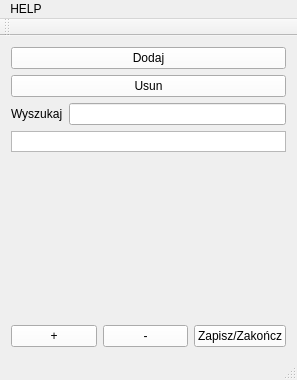
Before: the Qt Designer form mainwindow.ui in mszlachetka/spis, drawn with Qt 5.
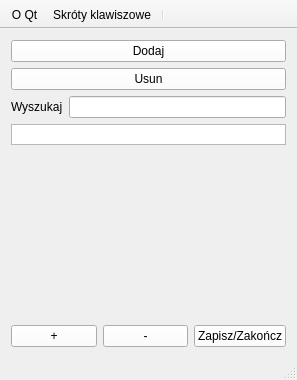
After: the same form once the commit is applied. Icons and pictures are not drawn.

Diff of the .ui file:
```diff
--- a/mainwindow.ui
+++ b/mainwindow.ui
@@ -178,35 +178,35 @@
     </item>
    </layout>
   </widget>
-  <widget class="QMenuBar" name="menuBar">
-   <property name="geometry">
-    <rect>
-     <x>0</x>
-     <y>0</y>
-     <width>296</width>
-     <height>21</height>
-    </rect>
-   </property>
-   <widget class="QMenu" name="menuAbout_Qt">
-    <property name="title">
-     <string>HELP</string>
-    </property>
-    <addaction name="actionO_Qt"/>
-    <addaction name="action"/>
-   </widget>
-   <addaction name="menuAbout_Qt"/>
-  </widget>
   <widget class="QStatusBar" name="statusBar"/>
   <widget class="QToolBar" name="toolBar">
    <property name="windowTitle">
     <string>toolBar</string>
    </property>
+   <property name="movable">
+    <bool>false</bool>
+   </property>
+   <property name="iconSize">
+    <size>
+     <width>20</width>
+     <height>20</height>
+    </size>
+   </property>
+   <property name="toolButtonStyle">
+    <enum>Qt::ToolButtonIconOnly</enum>
+   </property>
+   <property name="floatable">
+    <bool>false</bool>
+   </property>
    <attribute name="toolBarArea">
     <enum>TopToolBarArea</enum>
    </attribute>
    <attribute name="toolBarBreak">
     <bool>false</bool>
    </attribute>
+   <addaction name="actionO_Qt"/>
+   <addaction name="action"/>
+   <addaction name="separator"/>
   </widget>
   <action name="actionO_Qt">
    <property name="text">
```
Left out of the diff: 37 changed lines with no effect on the pictures.
